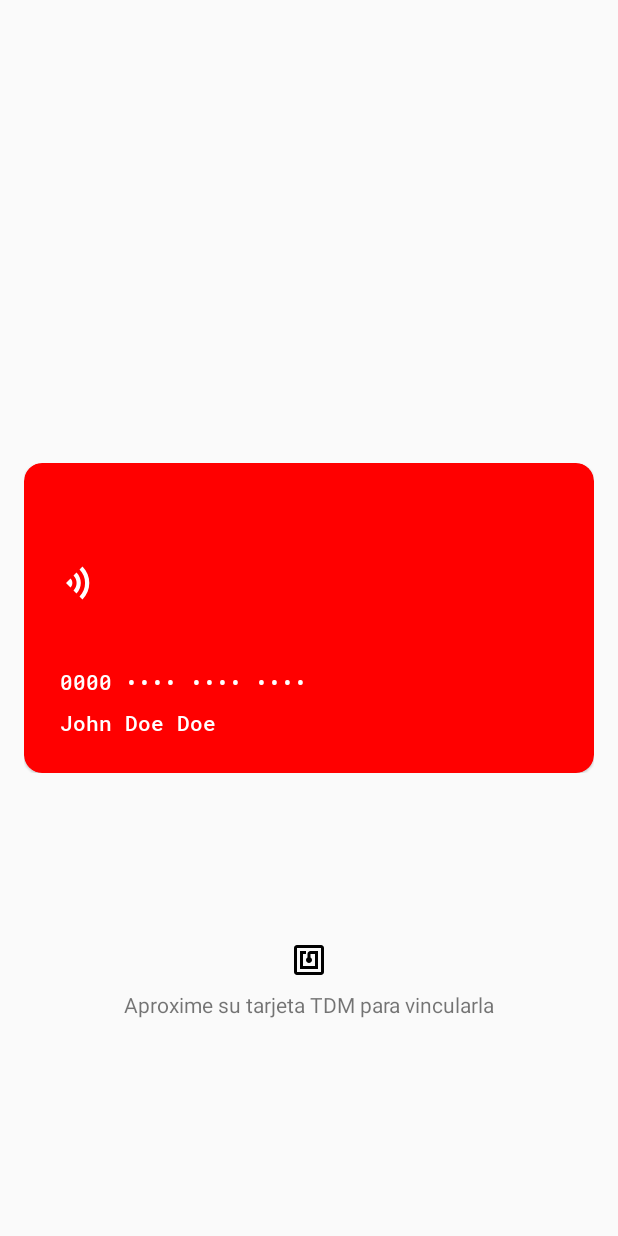
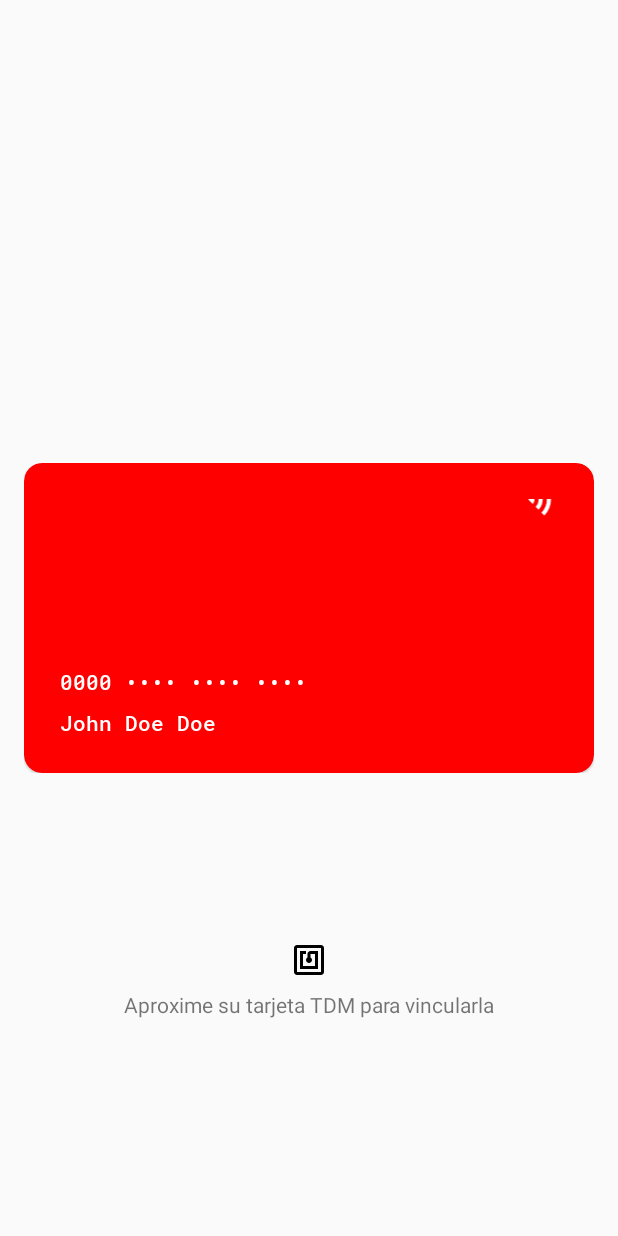
Before and after one commit to ACMCMC/TDM, an Android app: the TDMCardActivity screen opened directly, with no data from a screen before it, on a phone screen of 412 x 824 dp. Run offline under Robolectric (Android 15) with nearby library versions, the phone set to English and light mode, and no system bars; 1 statement that could not run was skipped.

Commit message:
Cambio de posición del icono Contactless

```diff
--- a/app/src/main/res/layout/tdm_card_standard.xml
+++ b/app/src/main/res/layout/tdm_card_standard.xml
@@ -29,8 +29,8 @@
         android:layout_width="wrap_content"
         android:layout_height="wrap_content"
         android:tint="@color/blanco"
-        app:layout_constraintBottom_toTopOf="@id/numeroCard"
-        app:layout_constraintStart_toStartOf="parent"
+        app:layout_constraintBottom_toTopOf="parent"
+        app:layout_constraintEnd_toEndOf="parent"
         app:layout_constraintTop_toTopOf="parent"
         app:srcCompat="@drawable/ic_contactless" />
 </android.support.constraint.ConstraintLayout>
```
